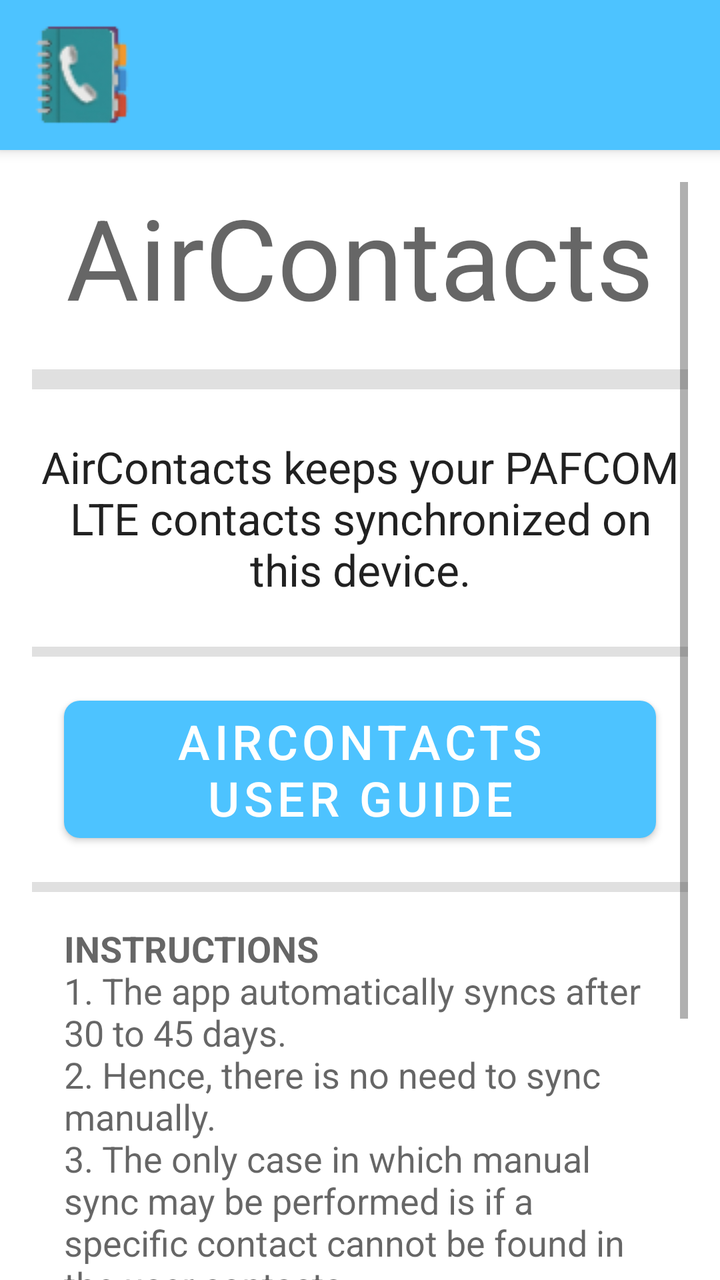
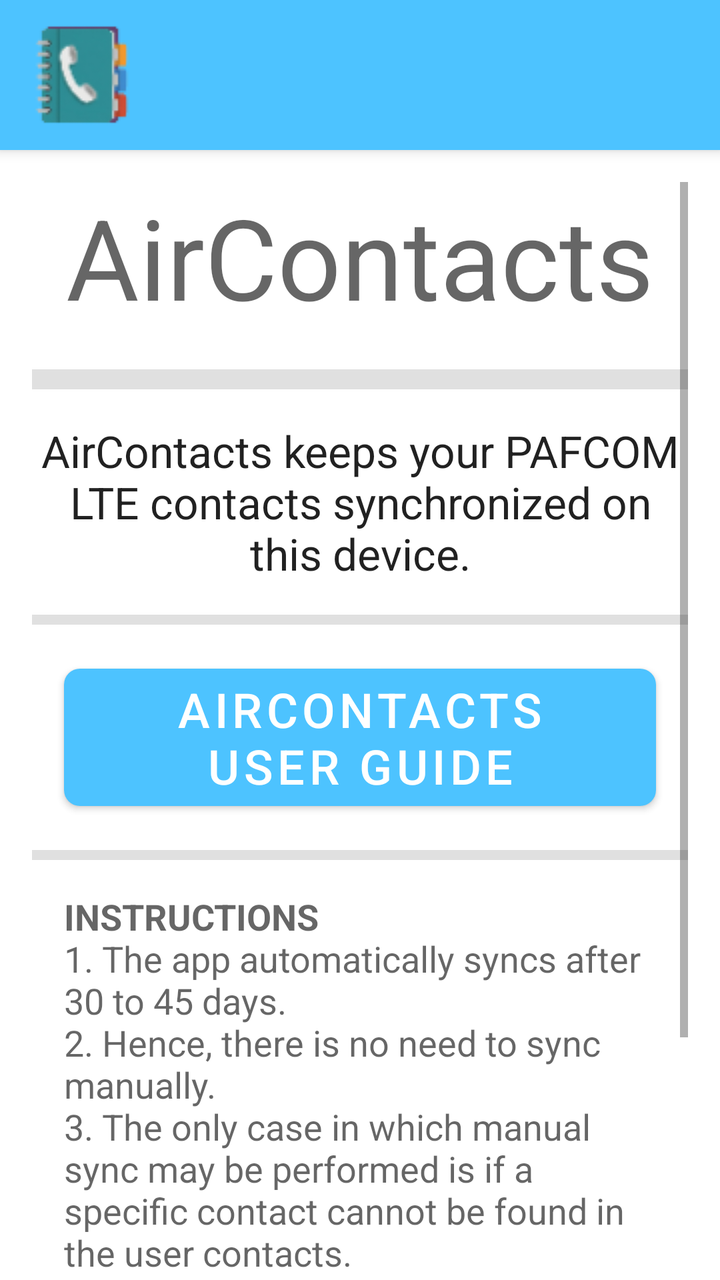

An Android layout rendered at two revisions. The XML below is the earlier revision; the diff shows what the commit changed to produce the second picture.
<!-- AndroidManifest.xml: application theme Theme.AliPafContacts -->
<!-- res/layout/activity_app_info.xml -->
<?xml version="1.0" encoding="utf-8"?>
<androidx.coordinatorlayout.widget.CoordinatorLayout xmlns:android="http://schemas.android.com/apk/res/android"
    android:layout_width="match_parent"
    android:layout_height="match_parent"
    xmlns:app="http://schemas.android.com/apk/res-auto">

    <com.google.android.material.appbar.AppBarLayout
        android:layout_width="match_parent"
        android:layout_height="wrap_content">

        <com.google.android.material.appbar.MaterialToolbar
            android:id="@+id/toolbar"
            android:layout_width="match_parent"
            android:layout_height="75dp"
            android:minHeight="75dp"
            android:title="@string/app_info_title"
            app:logo="@drawable/address_book_3_50dp"
            app:logoDescription="aircontactsLogo" />
    </com.google.android.material.appbar.AppBarLayout>

    <ScrollView
        android:layout_width="match_parent"
        android:layout_height="match_parent"
        app:layout_behavior="@string/appbar_scrolling_view_behavior"
        android:clipToPadding="false"
        android:fillViewport="true"
        android:padding="16dp">

        <LinearLayout
            android:layout_width="match_parent"
            android:layout_height="wrap_content"
            android:orientation="vertical">

            <TextView
                android:layout_width="wrap_content"
                android:layout_height="wrap_content"
                android:layout_gravity="center"
                android:text="@string/app_name"
                android:textAppearance="@style/TextAppearance.AppCompat.Display3" />

            <TextView
                android:id="@+id/tv_version"
                android:layout_width="wrap_content"
                android:layout_height="wrap_content"
                android:layout_gravity="center"
                android:textAppearance="@style/TextAppearance.AppCompat.Body1" />

            <View
                android:id="@+id/divider"
                android:layout_width="match_parent"
                android:layout_height="10dp"
                android:background="?android:attr/listDivider" />

            <TextView
                android:layout_width="match_parent"
                android:layout_height="wrap_content"
                android:layout_marginTop="24dp"
                android:layout_marginBottom="24dp"
                android:text="@string/app_info_description"
                android:textAlignment="center"
                android:textAppearance="@style/TextAppearance.AppCompat.Large" />

            <View
                android:id="@+id/divider4"
                android:layout_width="match_parent"
                android:layout_height="5dp"
                android:background="?android:attr/listDivider" />

            <com.google.android.material.button.MaterialButton
                android:id="@+id/btn_user_guide"
                android:layout_width="match_parent"
                android:layout_height="wrap_content"
                android:layout_marginStart="16dp"
                android:layout_marginTop="16dp"
                android:layout_marginEnd="16dp"
                android:layout_marginBottom="16dp"
                android:text="@string/app_info_user_guide"
                android:textSize="24sp"
                app:cornerRadius="8dp"
                app:elevation="4dp" />

            <View
                android:id="@+id/divider2"
                android:layout_width="match_parent"
                android:layout_height="5dp"
                android:background="?android:attr/listDivider" />

            <TextView
                android:id="@+id/textView3"
                android:layout_width="match_parent"
                android:layout_height="wrap_content"
                android:padding="16dp"
                android:text="@string/app_info_instructions"
                android:textAppearance="@style/TextAppearance.AppCompat.Medium" />

            <View
                android:id="@+id/divider3"
                android:layout_width="match_parent"
                android:layout_height="10dp"
                android:background="?android:attr/listDivider" />

            <TextView
                android:id="@+id/textView2"
                android:layout_width="match_parent"
                android:layout_height="wrap_content"
                android:layout_gravity="center"
                android:layout_marginBottom="0dp"
                android:text="@string/app_info_copyright"
                android:textAlignment="center"
                android:textAppearance="@style/TextAppearance.AppCompat.Body1" />

        </LinearLayout>
    </ScrollView>
</androidx.coordinatorlayout.widget.CoordinatorLayout>
<!-- resources referenced by this layout -->
<resources>
  <!-- drawable address_book_3_50dp: png bitmap (drawable, 5362 bytes) -->
  <string name="app_info_copyright">Copyright © 2026 No 1 Comm Wing\nmuhammmadali\nAll Rights Reserved</string>
  <string name="app_info_description">AirContacts keeps your PAFCOM LTE contacts synchronized on this device.</string>
  <string name="app_info_instructions"><b>INSTRUCTIONS</b>\n1. The app automatically syncs after 30 to 45 days. \n2. Hence, there is no need to sync manually.\n3. The only case in which manual sync may be performed is if a specific contact cannot be found in the user contacts. \n4. Frequent manual sync attempts will cause very high drainage of battery time and life.</string>
  <string name="app_info_title">App info</string>
  <string name="app_info_user_guide">AirContacts\nUser Guide</string>
  <string name="app_name">AirContacts</string>
  <style name="Theme.AliPafContacts" parent="Theme.MaterialComponents.DayNight.NoActionBar">
          <item name="colorPrimary">@color/nextcloud_blue</item>
          <item name="colorPrimaryVariant">@color/nextcloud_blue_dark</item>
          <item name="colorOnPrimary">@android:color/white</item>
      </style>
  <color name="nextcloud_blue">#4dc3ff</color>
  <color name="nextcloud_blue_dark">#0099e6</color>
</resources>

<!-- the commit's change to res/layout/activity_app_info.xml (unified diff, before → after) -->
@@ -54,8 +54,8 @@
             <TextView
                 android:layout_width="match_parent"
                 android:layout_height="wrap_content"
-                android:layout_marginTop="24dp"
-                android:layout_marginBottom="24dp"
+                android:layout_marginTop="16dp"
+                android:layout_marginBottom="16dp"
                 android:text="@string/app_info_description"
                 android:textAlignment="center"
                 android:textAppearance="@style/TextAppearance.AppCompat.Large" />
